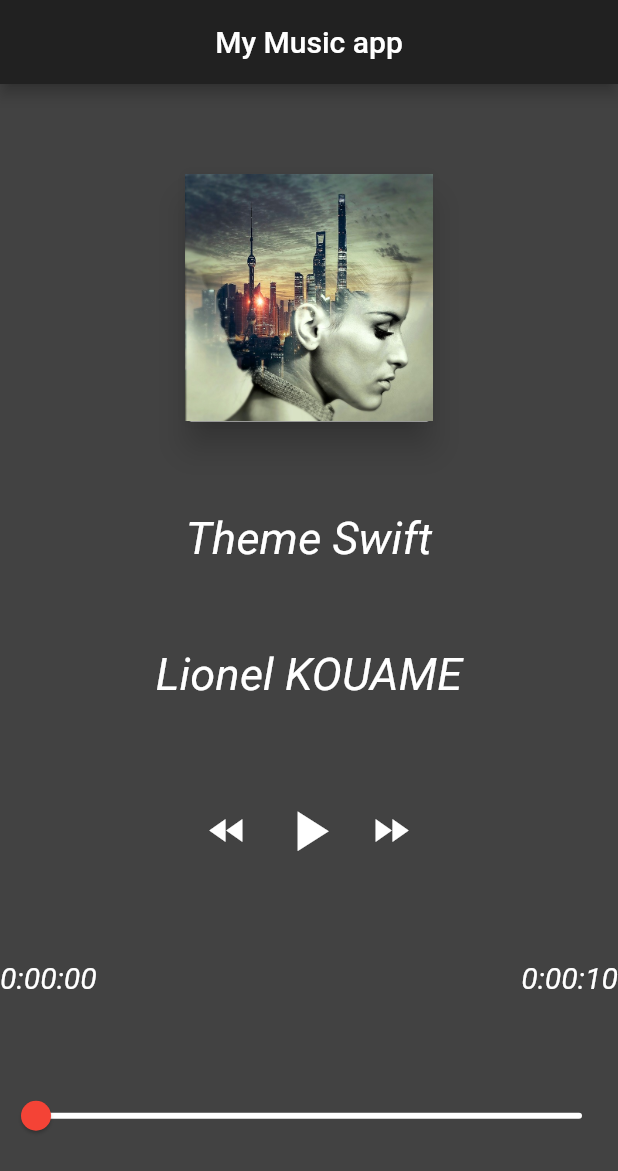
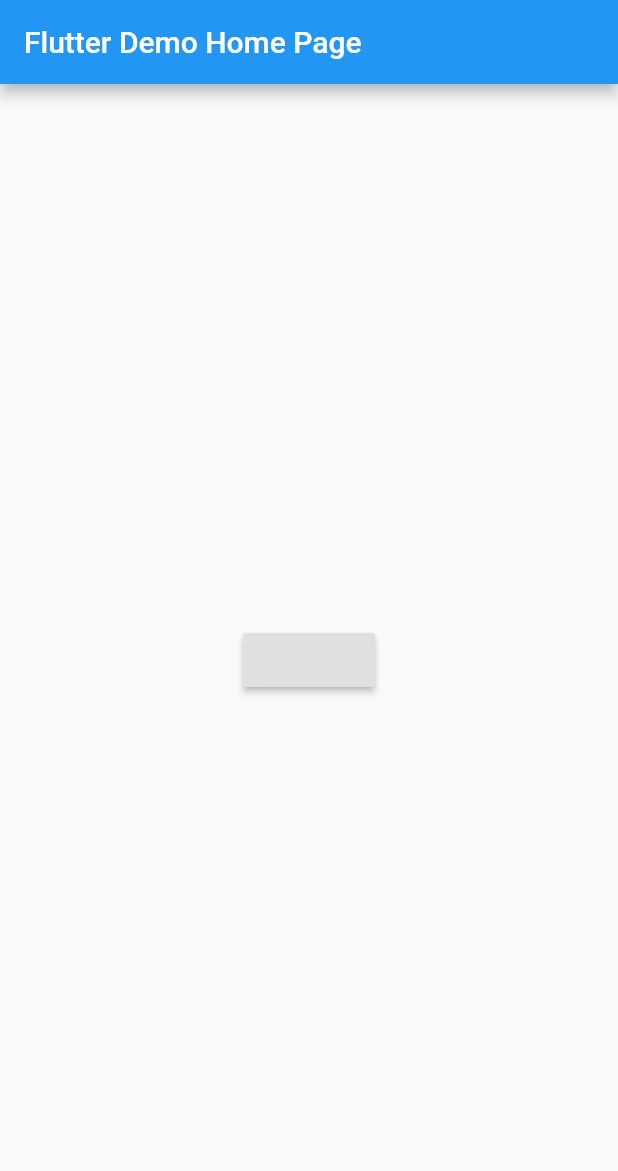
Before and after one commit to lionelkouame/flutter_training, a Flutter app: the screen it shows after launch, on a phone screen of 412 x 824 dp. Shown: the top 1171 px of the screen. Run offline on Flutter 3.47's test engine with Material 2 defaults, Android fonts, the phone set to English and light mode, and no system bars.

```diff
--- /dev/null
+++ b/lib/app/popNavigator/body/index.dart
@@ -0,0 +1,29 @@
+import 'package:flutter/material.dart';
+
+class BodyIndex extends StatefulWidget {
+  @override
+  _BodyIndexState createState() => new _BodyIndexState();
+}
+
+class _BodyIndexState extends State<BodyIndex> {
+  var btnValue = "";
+  var btnStatus = false;
+
+  @override
+  Widget build(BuildContext context) {
+    // TODO: implement build
+    return new Center(
+      child: RaisedButton(
+        onPressed: pressed,
+        child: new Text(btnValue),
+      ),
+    );
+  }
+
+  void pressed() {
+    setState(() {
+      btnStatus = !btnStatus;
+      (btnStatus) ? btnValue = "Btn is clicked" : btnValue = "clicked !!";
+    });
+  }
+}
--- a/lib/main.dart
+++ b/lib/main.dart
@@ -1,21 +1,17 @@
-import 'dart:async';
-
 import 'package:flutter/material.dart';
-import 'app/music/Music.dart';
-import 'package:audioplayer/audioplayer.dart';
+import 'package:flutter_training/app/popNavigator/body/index.dart';
 
 void main() => runApp(MyApp());
 
 class MyApp extends StatelessWidget {
-  // This widget is the root of your application.
   @override
   Widget build(BuildContext context) {
     return MaterialApp(
-      title: 'Music App',
+      title: 'Flutter Demo',
       theme: ThemeData(
         primarySwatch: Colors.blue,
       ),
-      home: MyHomePage(title: 'My Music app'),
+      home: MyHomePage(title: 'Flutter Demo Home Page'),
     );
   }
 }
@@ -31,216 +27,14 @@ class MyHomePage extends StatefulWidget {
 
 class _MyHomePageState extends State<MyHomePage> {
 
-  List<Music> musics = [
-    new Music('Theme Swift', "Lionel KOUAME", 'assets/un.jpg',
-        "https://codabee.com/wp-content/uploads/2018/06/un.mp3"),
-    new Music('Theme Flutter', "Henri Henri", 'assets/deux.jpg',
-        "https://codabee.com/wp-content/uploads/2018/06/deux.mp3")
-  ];
-
-  AudioPlayer audioPlayer;
-  Music musicCurrent;
-  Duration position = new Duration(seconds: 0);
-  Duration durationSong = new Duration(seconds: 10);
-  StreamSubscription positionSub;
-  StreamSubscription stateSub;
-  PlayerState status = PlayerState.stopped;
-  int index = 0;
-
-
-
-  @override
-  void initState() {
-    super.initState();
-    musicCurrent = musics[0];
-    audioPlayerConfig();
-  }
 
   @override
   Widget build(BuildContext context) {
-    var documentsWidth = MediaQuery
-        .of(context)
-        .size
-        .width;
     return Scaffold(
-      backgroundColor: Colors.grey[800],
-      appBar: AppBar(
-        centerTitle:  true,
-        backgroundColor: Colors.grey[900],
-        title: Text(widget.title),
+      appBar: new AppBar(
+        title: new Text(widget.title),
       ),
-      body: Center(
-        child: Column(
-          mainAxisAlignment: MainAxisAlignment.spaceEvenly,
-          children: <Widget>[
-            new Card(
-              elevation: 9.0,
-              child: new Container(
-                width: documentsWidth / 2.5,
-                child: new Image.asset(musicCurrent.imagePath),
-              ),
-            ),
-            textWithPrimaryStyle(musicCurrent.title, 1.5),
-            textWithPrimaryStyle(musicCurrent.author, 1.5),
-            new Row(
-                mainAxisAlignment: MainAxisAlignment.center,
-                children: <Widget>[
-                  btnMusicPrimary(Icons.fast_rewind, 30.0, ActionMusic.rewind),
-                  btnMusicPrimary(
-                      (status == PlayerState.playing) ? Icons.pause : Icons
-                          .play_arrow,
-                      45.0,
-                      (status == PlayerState.playing)
-                          ? ActionMusic.pause
-                          : ActionMusic.play),
-                  btnMusicPrimary(Icons.fast_forward, 30.0, ActionMusic.forward)
-                ]
-            ),
-            new Row(
-              mainAxisAlignment: MainAxisAlignment.spaceBetween,
-              children: <Widget>[
-                textWithPrimaryStyle(displayDuration(position), 1),
-                textWithPrimaryStyle(displayDuration(durationSong), 1),
-              ],
-            ),
-            new Slider(
-                value: position.inSeconds.toDouble(),
-                min: 0.0,
-                max: 30.0,
-                inactiveColor: Colors.white,
-                activeColor: Colors.red,
-                onChanged: (double d) {
-                  setState(() {
-                    Duration newDuration = new Duration(seconds: d.toInt());
-                    position = newDuration;
-                  });
-                }),
-          ],
-        ),
-      ),
+      body: new BodyIndex(),
     );
   }
-
-  IconButton btnMusicPrimary(IconData iconData, double size,
-      ActionMusic action) {
-    return new IconButton(
-        iconSize: size,
-        color: Colors.white,
-        icon: new Icon(iconData),
-        onPressed: () {
-          switch (action) {
-            case ActionMusic.play:
-              play();
-              break;
-            case ActionMusic.pause:
-              pause();
-              break;
-            case ActionMusic.rewind:
-              rewind();
-              audioPlayer.stop();
-              audioPlayerConfig();
-              play();
-              break;
-            case ActionMusic.forward:
-              forward();
-              break;
-          }
-        }
-    );
-  }
-
-  Text textWithPrimaryStyle(String value, double scale) {
-    return new Text(value,
-      textScaleFactor: scale,
-      style: new TextStyle(
-          color: Colors.white,
-          fontSize: 20.0,
-          fontStyle: FontStyle.italic
-      ),
-    );
-  }
-
-  void audioPlayerConfig() {
-    audioPlayer = new AudioPlayer();
-    positionSub = audioPlayer.onAudioPositionChanged.listen(
-            (pos) => setState(() => position = pos)
-    );
-    stateSub = audioPlayer.onPlayerStateChanged.listen((state) {
-      if (state == AudioPlayerState.PLAYING) {
-        setState(() {
-          durationSong = audioPlayer.duration;
-        });
-      } else if (state == AudioPlayerState.STOPPED) {
-        setState(() {
-          status = PlayerState.stopped;
-        });
-      }
-    },
-        onError: (message) {
-          print(" Erreur : $message");
-          setState(() {
-            durationSong = new Duration(seconds: 0);
-            position = new Duration(seconds: 0);
-          });
-        });
-  }
-
-  Future play() async {
-    await audioPlayer.play(musicCurrent.urlSong);
-    setState(() {
-      status = PlayerState.playing;
-    });
-  }
-
-  Future pause() async {
-    await audioPlayer.pause();
-    setState(() {
-      status = PlayerState.pause;
-    });
-  }
-
-  void forward() {
-    if (index == musics.length) {
-      index = 0;
-    } else {
-      index++;
-    }
-    musicCurrent = musics[index];
-  }
-
-  void rewind() {
-    if (position > Duration(seconds: 3)) {
-      audioPlayer.seek(0.0);
-    } else {
-      if (index == 0) {
-        index = musics.length;
-      } else {
-        index--;
-      }
-    }
-    musicCurrent = musics[index];
-    audioPlayer.stop();
-    audioPlayerConfig();
-    play();
-  }
-
-  String displayDuration(Duration duration) {
-    return duration
-        .toString()
-        .split('.')
-        .first;
-  }
-
 }
-
-enum ActionMusic {
-  play,
-  pause,
-  rewind,
-  forward
-}
-enum PlayerState {
-  playing,
-  stopped,
-  pause
-}
```
